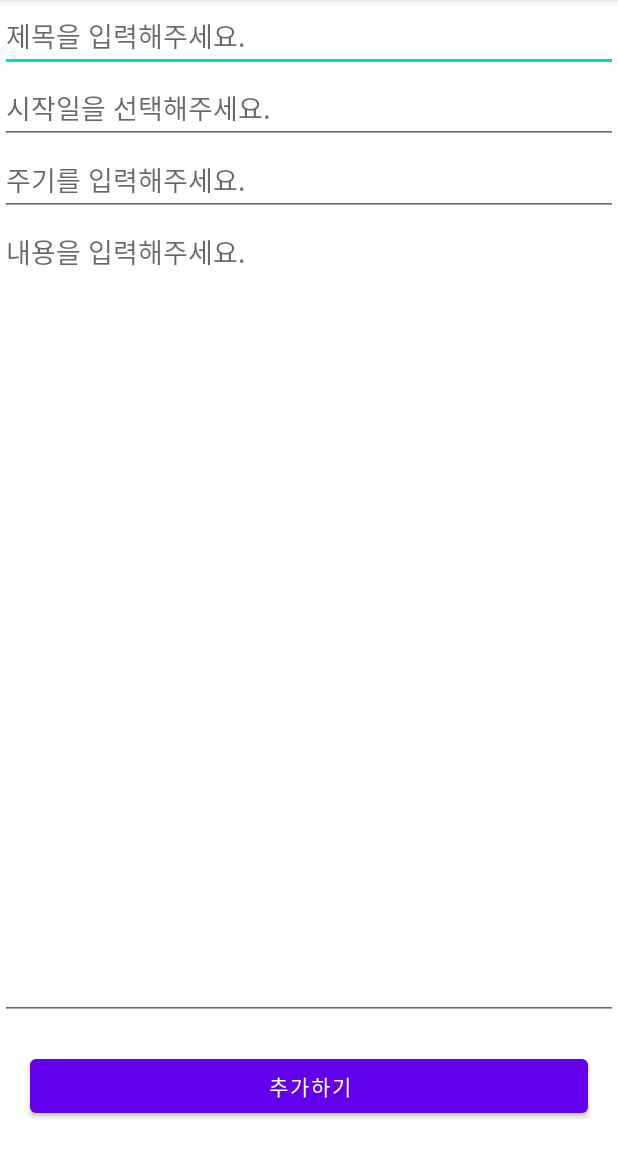
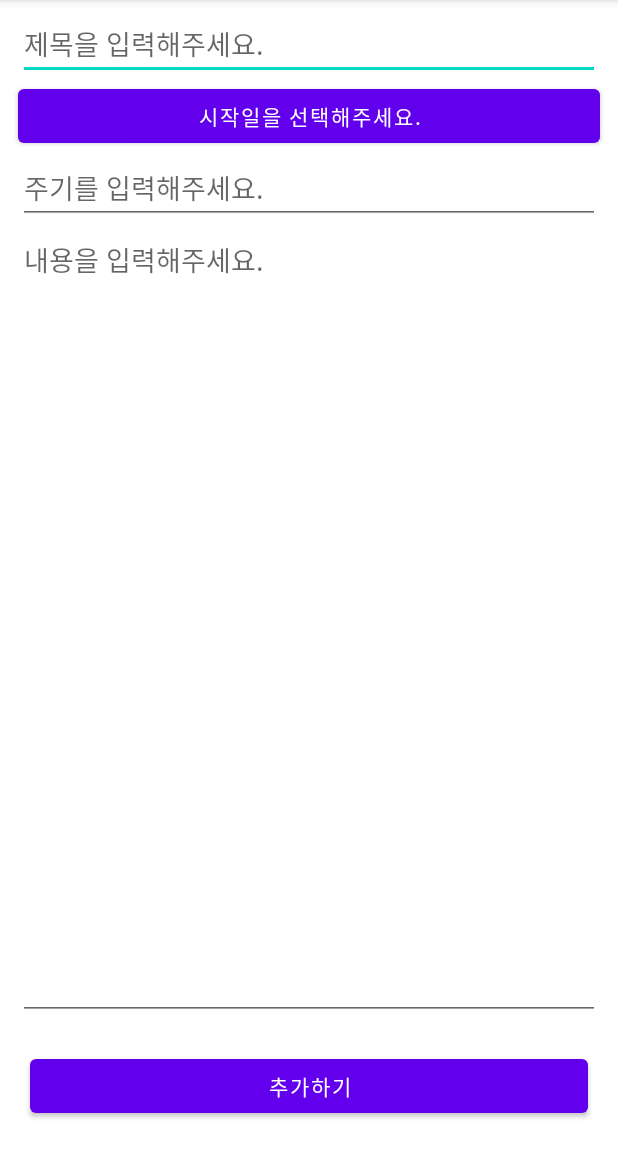
Before and after one commit to DSeung001/Reminder, an Android app: the screen it shows after launch (EditTodoActivity), after a tap on an icon or button, on a phone screen of 412 x 824 dp, the part 84-1236 px from its top. Run offline under Robolectric (Android 15) with nearby library versions, the phone set to English and light mode, and no system bars; our stand-ins replace Room's generated code.

Commit message:
시작일 달력 선택 추가

```diff
--- a/app/src/main/java/com/example/reminder/EditTodoActivity.kt
+++ b/app/src/main/java/com/example/reminder/EditTodoActivity.kt
@@ -1,11 +1,13 @@
 package com.example.reminder
 
+import android.app.DatePickerDialog
 import android.content.Intent
 import androidx.appcompat.app.AppCompatActivity
 import android.os.Bundle
 import com.example.reminder.databinding.ActivityEditTodoBinding
 import com.example.reminder.dto.Todo
 import java.text.SimpleDateFormat
+import java.util.*
 
 class EditTodoActivity : AppCompatActivity() {
     lateinit var binding: ActivityEditTodoBinding
@@ -19,6 +21,15 @@ class EditTodoActivity : AppCompatActivity() {
 
         val type = intent.getStringExtra("type")
 
+        binding.btnTodoStartedAt.setOnClickListener{
+            val cal = Calendar.getInstance()
+            val dateSetListener = DatePickerDialog.OnDateSetListener{ view, year, month, dayOfMonth ->
+                val dateString = "${year}-${month+1}-${dayOfMonth}"
+                binding.btnTodoStartedAt.setText(dateString)
+            }
+            DatePickerDialog(this, dateSetListener, cal.get(Calendar.YEAR),cal.get(Calendar.MONTH),cal.get(Calendar.DAY_OF_MONTH)).show()
+        }
+
         if(type.equals("ADD")){
             binding.btnSave.text = "추가하기"
         } else {
@@ -31,7 +42,7 @@ class EditTodoActivity : AppCompatActivity() {
 
         binding.btnSave.setOnClickListener{
             val title = binding.etTodoTitle.text.toString()
-            val startedAt = binding.etTodoStartedAt.text.toString();
+            val startedAt = binding.btnTodoStartedAt.text.toString();
             val repeat = binding.etTodoRepeat.text.toString().toInt()
             val content = binding.etTodoContent.text.toString()
             val createdAt = SimpleDateFormat("yyyy-MM-dd HH:mm").format(System.currentTimeMillis())
--- a/app/src/main/res/layout/activity_edit_todo.xml
+++ b/app/src/main/res/layout/activity_edit_todo.xml
@@ -8,40 +8,42 @@
     tools:context=".EditTodoActivity">
 
     <EditText
+        android:layout_marginTop="5dp"
         android:id="@+id/etTodoTitle"
         android:layout_width="match_parent"
         android:layout_height="wrap_content"
         android:hint="제목을 입력해주세요."
         app:layout_constraintTop_toTopOf="parent"
-        app:layout_constraintBottom_toTopOf="@id/etTodoStartedAt"
+        app:layout_constraintBottom_toTopOf="@id/btnTodoStartedAt"
         app:layout_constraintStart_toStartOf="parent"
         app:layout_constraintEnd_toEndOf="parent"
+        android:layout_marginHorizontal="12dp"
         />
 
-    <EditText
-        android:id="@+id/etTodoStartedAt"
+    <Button
+        android:id="@+id/btnTodoStartedAt"
         android:layout_width="match_parent"
         android:layout_height="wrap_content"
-        android:hint="시작일을 선택해주세요."
-        android:inputType="time"
+        android:text="시작일을 선택해주세요."
         app:layout_constraintTop_toBottomOf="@id/etTodoTitle"
         app:layout_constraintBottom_toTopOf="@id/etTodoRepeat"
         app:layout_constraintStart_toStartOf="parent"
         app:layout_constraintEnd_toEndOf="parent"
+        android:layout_marginHorizontal="12dp"
         />
 
-<!-- 버튼으로 datepicker, textview를 활용해서 input hidden으로 -->
-<!--    https://androman.tistory.com/95 -->
     <EditText
         android:id="@+id/etTodoRepeat"
         android:layout_width="match_parent"
         android:layout_height="wrap_content"
         android:hint="주기를 입력해주세요."
         android:inputType="numberDecimal"
-        app:layout_constraintTop_toBottomOf="@id/etTodoStartedAt"
+        app:layout_constraintTop_toBottomOf="@id/btnTodoStartedAt"
         app:layout_constraintBottom_toTopOf="@id/etTodoRepeat"
         app:layout_constraintStart_toStartOf="parent"
-        app:layout_constraintEnd_toEndOf="parent"/>
+        app:layout_constraintEnd_toEndOf="parent"
+        android:layout_marginHorizontal="12dp"
+        />
 
     <EditText
         android:id="@+id/etTodoContent"
@@ -55,7 +57,9 @@
         app:layout_constraintEnd_toEndOf="parent"
         app:layout_constraintHorizontal_bias="0.0"
         app:layout_constraintStart_toStartOf="parent"
-        app:layout_constraintTop_toBottomOf="@id/etTodoRepeat" />
+        app:layout_constraintTop_toBottomOf="@id/etTodoRepeat"
+        android:layout_marginHorizontal="12dp"
+        />
 
     <Button
         android:id="@+id/btnSave"
@@ -67,7 +71,9 @@
         android:textAllCaps="false"
         app:layout_constraintBottom_toBottomOf="parent"
         app:layout_constraintEnd_toEndOf="parent"
-        app:layout_constraintHorizontal_bias="1.0"
         app:layout_constraintStart_toStartOf="parent"
-        app:layout_constraintTop_toBottomOf="@id/etTodoContent" />
+        app:layout_constraintTop_toBottomOf="@id/etTodoContent"
+        android:layout_marginHorizontal="12dp"/>
+
+
 </androidx.constraintlayout.widget.ConstraintLayout>
```
